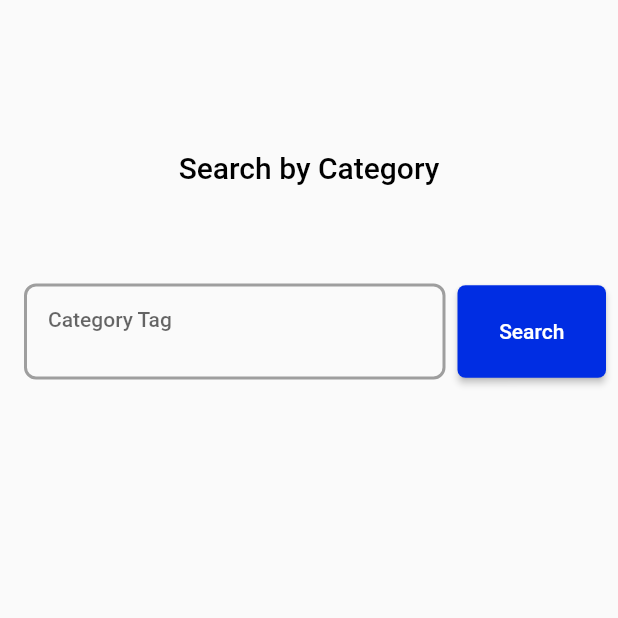
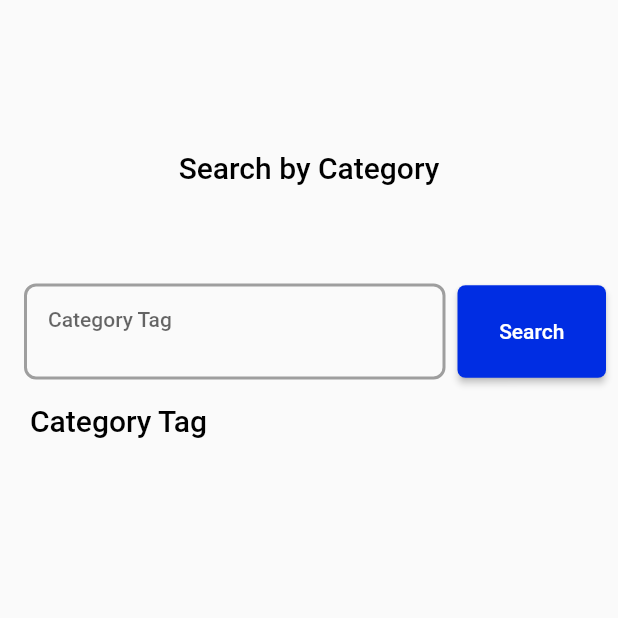
Before and after one commit to WiamNaama/Coco-Explorer-Mobile-Version, a Flutter app: the screen it shows after launch, on a phone screen of 412 x 824 dp, the top half of it. Run offline on Flutter 3.47's test engine with Material 2 defaults, Android fonts, the phone set to English and light mode, and no system bars; our stand-ins replace bloc, dio, flutter_bloc, freezed_annotation, get_it, retrofit; generated files the repository leaves out were written again.

Commit message:
Add categoty tag title

```diff
--- a/lib/feature/explorer/presentation/page/explorer_page.dart
+++ b/lib/feature/explorer/presentation/page/explorer_page.dart
@@ -72,6 +72,16 @@ class _ExplorerPageState extends State<ExplorerPage> {
               ],
             ),
           ),
+          Padding(
+            padding: const EdgeInsets.only(left: 20),
+            child: Align(
+              alignment: Alignment.centerLeft,
+              child: Text(
+                categoryTag,
+                style: Theme.of(context).textTheme.subtitle1,
+              ),
+            ),
+          ),
         ],
       ),
     ));
```
